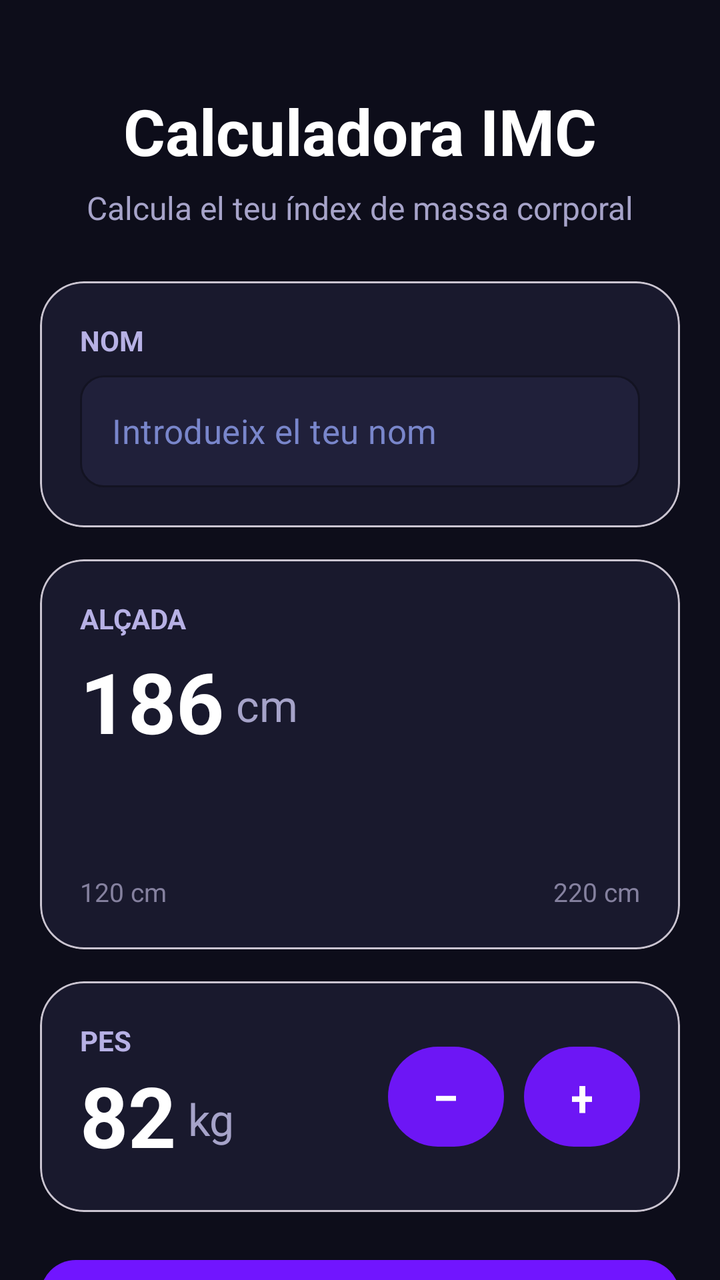
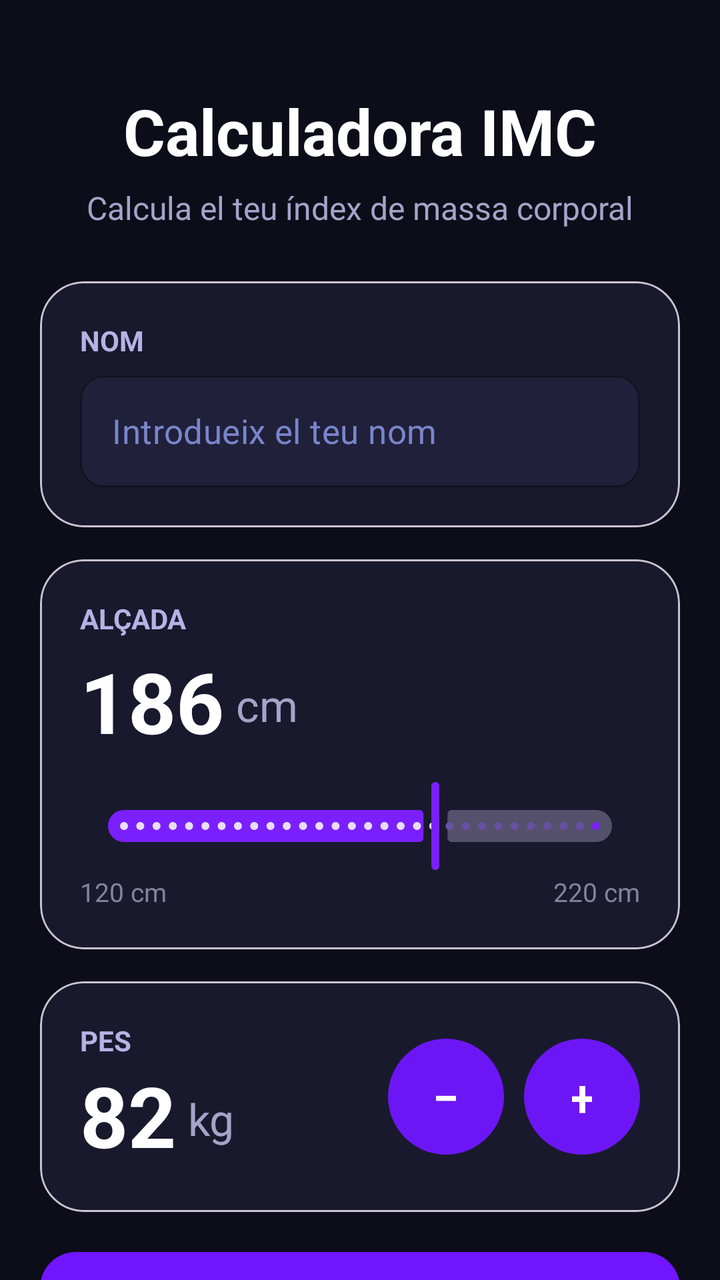

Compare the two renders of this Android layout. The source of the first and the diff that turns it into the second are given below.
<!-- AndroidManifest.xml: application theme Theme.BMICalculatorXML -->
<!-- res/layout/activity_main.xml -->
<?xml version="1.0" encoding="utf-8"?>
<androidx.constraintlayout.widget.ConstraintLayout
    xmlns:android="http://schemas.android.com/apk/res/android"
    xmlns:app="http://schemas.android.com/apk/res-auto"
    xmlns:tools="http://schemas.android.com/tools"
    android:id="@+id/main"
    android:layout_width="match_parent"
    android:layout_height="match_parent"
    android:background="#0D0D1A"
    tools:context=".MainActivity">

    <androidx.core.widget.NestedScrollView
        android:layout_width="0dp"
        android:layout_height="0dp"
        android:fillViewport="true"
        android:clipToPadding="false"
        android:paddingHorizontal="20dp"
        android:paddingTop="24dp"
        android:paddingBottom="32dp"
        app:layout_constraintTop_toTopOf="parent"
        app:layout_constraintBottom_toBottomOf="parent"
        app:layout_constraintStart_toStartOf="parent"
        app:layout_constraintEnd_toEndOf="parent">

        <LinearLayout
            android:layout_width="match_parent"
            android:layout_height="wrap_content"
            android:orientation="vertical">


            

            <TextView
                android:id="@+id/tvTitle"
                android:layout_width="match_parent"
                android:layout_height="wrap_content"
                android:layout_marginTop="20dp"
                android:gravity="center"
                android:text="@string/tv_title"
                android:textColor="#FFFFFF"
                android:textSize="32sp"
                android:textStyle="bold" />


            

            <TextView
                android:id="@+id/tvSubtitle"
                android:layout_width="match_parent"
                android:layout_height="wrap_content"
                android:layout_marginTop="6dp"
                android:layout_marginBottom="26dp"
                android:gravity="center"
                android:text="@string/tv_subtitle"
                android:textColor="#A6A3C9"
                android:textSize="16sp" />


            

            <com.google.android.material.card.MaterialCardView
                android:layout_width="match_parent"
                android:layout_height="wrap_content"
                android:layout_marginBottom="16dp"
                app:cardBackgroundColor="#19192D"
                app:cardCornerRadius="22dp"
                app:cardElevation="0dp">

                <LinearLayout
                    android:layout_width="match_parent"
                    android:layout_height="wrap_content"
                    android:orientation="vertical"
                    android:padding="20dp">

                    <TextView
                        android:layout_width="wrap_content"
                        android:layout_height="wrap_content"
                        android:text="@string/tv_name"
                        android:textColor="#B7B1E5"
                        android:textSize="14sp"
                        android:textStyle="bold" />


                    <com.google.android.material.textfield.TextInputLayout
                        android:id="@+id/tilName"
                        style="@style/Widget.MaterialComponents.TextInputLayout.OutlinedBox"
                        android:layout_width="match_parent"
                        android:layout_height="wrap_content"
                        android:layout_marginTop="8dp"
                        app:boxBackgroundColor="#20203A"
                        app:boxCornerRadiusBottomEnd="12dp"
                        app:boxCornerRadiusBottomStart="12dp"
                        app:boxCornerRadiusTopEnd="12dp"
                        app:boxCornerRadiusTopStart="12dp"
                        app:boxStrokeColor="#7047EB"
                        app:hintEnabled="false">

                        <com.google.android.material.textfield.TextInputEditText
                            android:id="@+id/etName"
                            android:layout_width="match_parent"
                            android:layout_height="56dp"
                            android:hint="@string/et_name"
                            android:inputType="textPersonName"
                            android:maxLines="1"
                            android:paddingHorizontal="16dp"
                            android:textColor="#FFFFFF"
                            android:textColorHint="#7986CB"
                            android:textSize="17sp" />

                    </com.google.android.material.textfield.TextInputLayout>

                </LinearLayout>

            </com.google.android.material.card.MaterialCardView>


            

            <com.google.android.material.card.MaterialCardView
                android:layout_width="match_parent"
                android:layout_height="wrap_content"
                android:layout_marginBottom="16dp"
                app:cardBackgroundColor="#19192D"
                app:cardCornerRadius="22dp"
                app:cardElevation="0dp">

                <LinearLayout
                    android:layout_width="match_parent"
                    android:layout_height="wrap_content"
                    android:orientation="vertical"
                    android:padding="20dp">


                    <TextView
                        android:layout_width="wrap_content"
                        android:layout_height="wrap_content"
                        android:text="ALÇADA"
                        android:textColor="#B7B1E5"
                        android:textSize="14sp"
                        android:textStyle="bold" />


                    <LinearLayout
                        android:layout_width="wrap_content"
                        android:layout_height="wrap_content"
                        android:layout_marginTop="4dp"
                        android:gravity="bottom"
                        android:orientation="horizontal">

                        <TextView
                            android:id="@+id/tvHeight"
                            android:layout_width="wrap_content"
                            android:layout_height="wrap_content"
                            android:text="@string/tv_height"
                            android:textColor="#FFFFFF"
                            android:textSize="42sp"
                            android:textStyle="bold" />

                        <TextView
                            android:layout_width="wrap_content"
                            android:layout_height="wrap_content"
                            android:layout_marginStart="6dp"
                            android:layout_marginBottom="6dp"
                            android:text="cm"
                            android:textColor="#A6A3C9"
                            android:textSize="22sp" />

                    </LinearLayout>


                    <com.google.android.material.slider.Slider
                        android:id="@+id/sliderHeight"
                        android:layout_width="match_parent"
                        android:layout_height="wrap_content"
                        android:layout_marginTop="10dp"
                        android:value="186"
                        app:haloColor="#337A20FF"
                        app:thumbColor="#7A20FF"
                        app:trackActiveTint="#7A20FF"
                        app:trackInactiveTint="#55516D"
                        app:valueFrom="120"
                        app:valueTo="220"
                        app:stepSize="1" />


                    <LinearLayout
                        android:layout_width="match_parent"
                        android:layout_height="wrap_content"
                        android:orientation="horizontal">

                        <TextView
                            android:layout_width="0dp"
                            android:layout_height="wrap_content"
                            android:layout_weight="1"
                            android:text="120 cm"
                            android:textColor="#85819F"
                            android:textSize="13sp" />

                        <TextView
                            android:layout_width="wrap_content"
                            android:layout_height="wrap_content"
                            android:text="220 cm"
                            android:textColor="#85819F"
                            android:textSize="13sp" />

                    </LinearLayout>

                </LinearLayout>

            </com.google.android.material.card.MaterialCardView>


            

            <com.google.android.material.card.MaterialCardView
                android:layout_width="match_parent"
                android:layout_height="wrap_content"
                android:layout_marginBottom="20dp"
                app:cardBackgroundColor="#19192D"
                app:cardCornerRadius="22dp"
                app:cardElevation="0dp">

                <LinearLayout
                    android:layout_width="match_parent"
                    android:layout_height="wrap_content"
                    android:gravity="center_vertical"
                    android:orientation="horizontal"
                    android:padding="20dp">


                    <LinearLayout
                        android:layout_width="0dp"
                        android:layout_height="wrap_content"
                        android:layout_weight="1"
                        android:orientation="vertical">

                        <TextView
                            android:layout_width="wrap_content"
                            android:layout_height="wrap_content"
                            android:text="PES"
                            android:textColor="#B7B1E5"
                            android:textSize="14sp"
                            android:textStyle="bold" />


                        <LinearLayout
                            android:layout_width="wrap_content"
                            android:layout_height="wrap_content"
                            android:gravity="bottom"
                            android:orientation="horizontal">

                            <TextView
                                android:id="@+id/tvWeight"
                                android:layout_width="wrap_content"
                                android:layout_height="wrap_content"
                                android:text="@string/tv_weight"
                                android:textColor="#FFFFFF"
                                android:textSize="42sp"
                                android:textStyle="bold" />

                            <TextView
                                android:layout_width="wrap_content"
                                android:layout_height="wrap_content"
                                android:layout_marginStart="6dp"
                                android:layout_marginBottom="6dp"
                                android:text="kg"
                                android:textColor="#A6A3C9"
                                android:textSize="22sp" />

                        </LinearLayout>

                    </LinearLayout>


                    <com.google.android.material.button.MaterialButton
                        android:id="@+id/btnMinus"
                        android:layout_width="58dp"
                        android:layout_height="58dp"
                        android:layout_marginEnd="10dp"
                        android:text="@string/btn_minus"
                        android:textColor="#FFFFFF"
                        android:textSize="26sp"
                        app:backgroundTint="#6D16F5"
                        app:cornerRadius="29dp"
                        app:insetTop="0dp"
                        app:insetBottom="0dp" />


                    <com.google.android.material.button.MaterialButton
                        android:id="@+id/btnPlus"
                        android:layout_width="58dp"
                        android:layout_height="58dp"
                        android:text="@string/btn_plus"
                        android:textColor="#FFFFFF"
                        android:textSize="26sp"
                        app:backgroundTint="#6D16F5"
                        app:cornerRadius="29dp"
                        app:insetTop="0dp"
                        app:insetBottom="0dp" />

                </LinearLayout>

            </com.google.android.material.card.MaterialCardView>


            

            <com.google.android.material.button.MaterialButton
                android:id="@+id/btnCalculate"
                android:layout_width="match_parent"
                android:layout_height="64dp"
                android:text="@string/btn_calculate"
                android:textColor="#FFFFFF"
                android:textSize="17sp"
                android:textStyle="bold"
                app:backgroundTint="#7115FF"
                app:cornerRadius="18dp"
                app:insetTop="0dp"
                app:insetBottom="0dp" />


            

            <com.google.android.material.card.MaterialCardView
                android:id="@+id/cardResult"
                android:layout_width="match_parent"
                android:layout_height="wrap_content"
                android:layout_marginTop="20dp"
                app:cardBackgroundColor="#19192D"
                app:cardCornerRadius="22dp"
                app:cardElevation="0dp">

                <LinearLayout
                    android:layout_width="match_parent"
                    android:layout_height="wrap_content"
                    android:orientation="vertical"
                    android:padding="20dp">


                    <TextView
                        android:id="@+id/tvResultTitle"
                        android:layout_width="wrap_content"
                        android:layout_height="wrap_content"
                        android:text="@string/tv_result_title"
                        android:textColor="#B7B1E5"
                        android:textSize="17sp"
                        android:textStyle="bold" />


                    <TextView
                        android:id="@+id/tvBMI"
                        android:layout_width="wrap_content"
                        android:layout_height="wrap_content"
                        android:layout_marginTop="4dp"
                        android:text="@string/tv_bmi"
                        android:textColor="#FFFFFF"
                        android:textSize="54sp"
                        android:textStyle="bold" />


                    <TextView
                        android:id="@+id/tvBMIStatus"
                        android:layout_width="wrap_content"
                        android:layout_height="wrap_content"
                        android:layout_marginTop="4dp"
                        android:background="#193D31"
                        android:paddingHorizontal="16dp"
                        android:paddingVertical="8dp"
                        android:text="@string/tc_bmi_status"
                        android:textColor="#54E69A"
                        android:textSize="16sp"
                        android:textStyle="bold" />


                    

                    <LinearLayout
                        android:layout_width="match_parent"
                        android:layout_height="10dp"
                        android:layout_marginTop="24dp"
                        android:orientation="horizontal">

                        <View
                            android:layout_width="0dp"
                            android:layout_height="match_parent"
                            android:layout_weight="1"
                            android:background="#4285F4" />

                        <View
                            android:layout_width="0dp"
                            android:layout_height="match_parent"
                            android:layout_weight="1"
                            android:background="#45D98A" />

                        <View
                            android:layout_width="0dp"
                            android:layout_height="match_parent"
                            android:layout_weight="1"
                            android:background="#FFB84D" />

                        <View
                            android:layout_width="0dp"
                            android:layout_height="match_parent"
                            android:layout_weight="1"
                            android:background="#FF5364" />

                    </LinearLayout>


                    

                    <LinearLayout
                        android:layout_width="match_parent"
                        android:layout_height="wrap_content"
                        android:layout_marginTop="10dp"
                        android:orientation="horizontal">

                        <TextView
                            android:layout_width="0dp"
                            android:layout_height="wrap_content"
                            android:layout_weight="1"
                            android:gravity="center"
                            android:text="Baix\n&lt; 18,5"
                            android:textColor="#A6A3C9"
                            android:textSize="12sp" />

                        <TextView
                            android:layout_width="0dp"
                            android:layout_height="wrap_content"
                            android:layout_weight="1"
                            android:gravity="center"
                            android:text="Normal\n18,5 - 24,9"
                            android:textColor="#FFFFFF"
                            android:textSize="12sp" />

                        <TextView
                            android:layout_width="0dp"
                            android:layout_height="wrap_content"
                            android:layout_weight="1"
                            android:gravity="center"
                            android:text="Sobrepès\n25 - 29,9"
                            android:textColor="#A6A3C9"
                            android:textSize="12sp" />

                        <TextView
                            android:layout_width="0dp"
                            android:layout_height="wrap_content"
                            android:layout_weight="1"
                            android:gravity="center"
                            android:text="Obesitat\n≥ 30"
                            android:textColor="#A6A3C9"
                            android:textSize="12sp" />

                    </LinearLayout>

                </LinearLayout>

            </com.google.android.material.card.MaterialCardView>


            

            <TextView
                android:layout_width="match_parent"
                android:layout_height="wrap_content"
                android:layout_marginTop="20dp"
                android:layout_marginBottom="30dp"
                android:gravity="center"
                android:text="ⓘ  L’IMC és una referència orientativa, no un diagnòstic mèdic."
                android:textColor="#85819F"
                android:textSize="12sp" />


        </LinearLayout>

    </androidx.core.widget.NestedScrollView>

</androidx.constraintlayout.widget.ConstraintLayout>
<!-- resources referenced by this layout -->
<resources>
  <string name="btn_calculate">CALCULAR IMC</string>
  <string name="btn_minus">−</string>
  <string name="btn_plus">+</string>
  <string name="et_name">Introdueix el teu nom</string>
  <string name="tc_bmi_status">● Pes saludable</string>
  <string name="tv_bmi">23,7</string>
  <string name="tv_height">186</string>
  <string name="tv_name">NOM</string>
  <string name="tv_result_title">El teu IMC</string>
  <string name="tv_subtitle">Calcula el teu índex de massa corporal</string>
  <string name="tv_title">Calculadora IMC</string>
  <string name="tv_weight">82</string>
  <style name="Theme.BMICalculatorXML" parent="Base.Theme.BMICalculatorXML" />
  <style name="Base.Theme.BMICalculatorXML" parent="Theme.Material3.DayNight.NoActionBar">
          
          
      </style>
</resources>

<!-- the commit's change to res/layout/activity_main.xml (unified diff, before → after) -->
@@ -173,14 +173,16 @@
                         android:layout_width="match_parent"
                         android:layout_height="wrap_content"
                         android:layout_marginTop="10dp"
+
                         android:value="186"
+                        android:valueFrom="120"
+                        android:valueTo="220"
+                        android:stepSize="1"
+
                         app:haloColor="#337A20FF"
                         app:thumbColor="#7A20FF"
-                        app:trackActiveTint="#7A20FF"
-                        app:trackInactiveTint="#55516D"
-                        app:valueFrom="120"
-                        app:valueTo="220"
-                        app:stepSize="1" />
+                        app:trackColorActive="#7A20FF"
+                        app:trackColorInactive="#55516D" />
 
 
                     <LinearLayout
@@ -277,26 +279,30 @@
                         android:layout_width="58dp"
                         android:layout_height="58dp"
                         android:layout_marginEnd="10dp"
-                        android:text="@string/btn_minus"
+                        android:text="−"
                         android:textColor="#FFFFFF"
                         android:textSize="26sp"
+
+                        android:insetTop="0dp"
+                        android:insetBottom="0dp"
+
                         app:backgroundTint="#6D16F5"
-                        app:cornerRadius="29dp"
-                        app:insetTop="0dp"
-                        app:insetBottom="0dp" />
+                        app:cornerRadius="29dp" />
 
 
                     <com.google.android.material.button.MaterialButton
                         android:id="@+id/btnPlus"
                         android:layout_width="58dp"
                         android:layout_height="58dp"
-                        android:text="@string/btn_plus"
+                        android:text="+"
                         android:textColor="#FFFFFF"
                         android:textSize="26sp"
+
+                        android:insetTop="0dp"
+                        android:insetBottom="0dp"
+
                         app:backgroundTint="#6D16F5"
-                        app:cornerRadius="29dp"
-                        app:insetTop="0dp"
-                        app:insetBottom="0dp" />
+                        app:cornerRadius="29dp" />
 
                 </LinearLayout>
 
@@ -313,10 +319,12 @@
                 android:textColor="#FFFFFF"
                 android:textSize="17sp"
                 android:textStyle="bold"
+
+                android:insetTop="0dp"
+                android:insetBottom="0dp"
+
                 app:backgroundTint="#7115FF"
-                app:cornerRadius="18dp"
-                app:insetTop="0dp"
-                app:insetBottom="0dp" />
+                app:cornerRadius="18dp" />
 
 
             
<!-- resource entries referenced after the edit -->
@@ -1,8 +1,6 @@
 <!-- resources referenced by this layout -->
 <resources>
   <string name="btn_calculate">CALCULAR IMC</string>
-  <string name="btn_minus">−</string>
-  <string name="btn_plus">+</string>
   <string name="et_name">Introdueix el teu nom</string>
   <string name="tc_bmi_status">● Pes saludable</string>
   <string name="tv_bmi">23,7</string>
